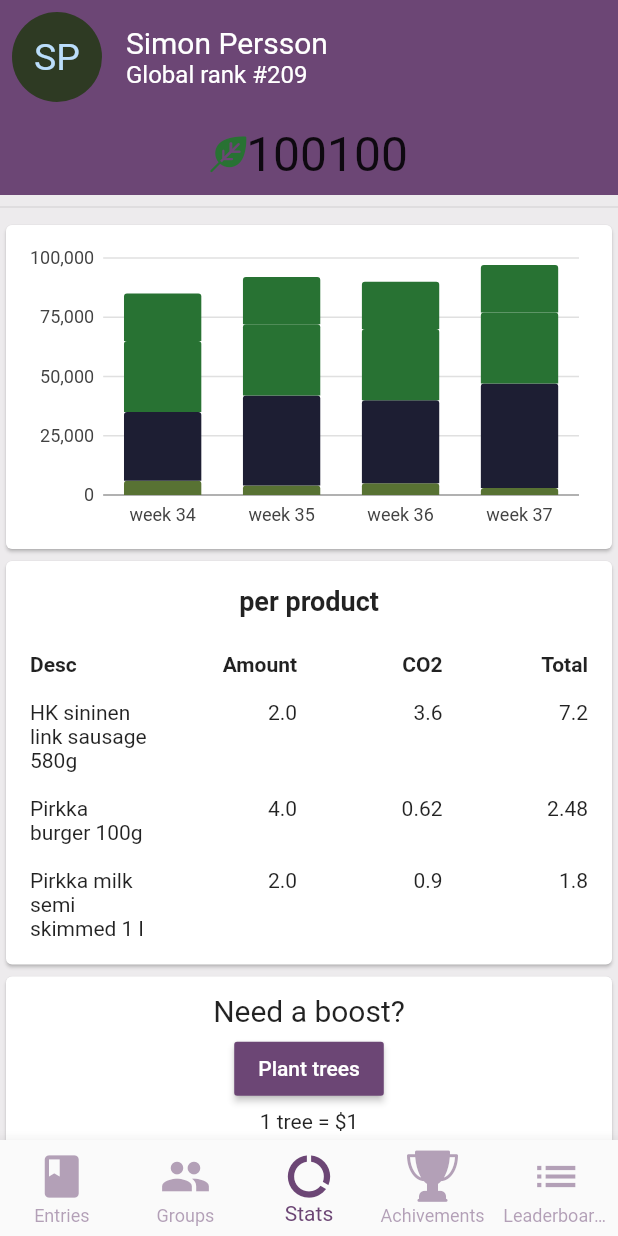
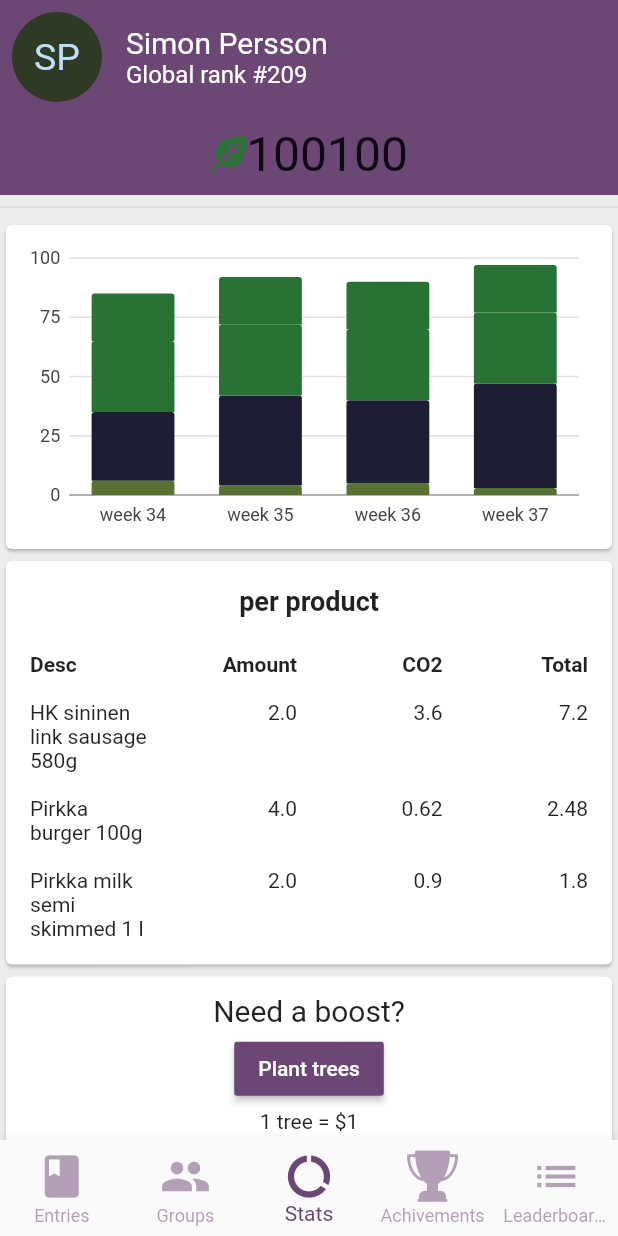
Before and after one commit to altaired/junction, a Flutter app: the screen it shows after launch, on a phone screen of 412 x 824 dp. Run offline on Flutter 3.47's test engine with Material 2 defaults, Android fonts, the phone set to English and light mode, and no system bars; our stand-ins replace charts_flutter, flutter_svg, tuple.

Commit message:
Fix box diagram

```diff
--- a/lib/shared/bar_chart.dart
+++ b/lib/shared/bar_chart.dart
@@ -32,25 +32,25 @@ class BarChart extends StatelessWidget {
 
   static List<charts.Series<OrdinalCarbonData, String>> _createSampleData() {
     final personalCarbonData = [
-      new OrdinalCarbonData('week 34', 35000, 6000),
-      new OrdinalCarbonData('week 35', 42000, 4000),
-      new OrdinalCarbonData('week 36', 40000, 5000),
-      new OrdinalCarbonData('week 37', 47000, 3000),
+      new OrdinalCarbonData('week 34', 35, 6),
+      new OrdinalCarbonData('week 35', 42, 4),
+      new OrdinalCarbonData('week 36', 40, 5),
+      new OrdinalCarbonData('week 37', 47, 3),
     ];
 
     final groupTargetLineData = [
-      new OrdinalCarbonData('week 34', 30000, 0),
-      new OrdinalCarbonData('week 35', 30000, 0),
-      new OrdinalCarbonData('week 36', 30000, 0),
-      new OrdinalCarbonData('week 37', 30000, 0),
+      new OrdinalCarbonData('week 34', 30, 0),
+      new OrdinalCarbonData('week 35', 30, 0),
+      new OrdinalCarbonData('week 36', 30, 0),
+      new OrdinalCarbonData('week 37', 30, 0),
     ];
 
     // the next target data line becomes the sum of it self and the previous, so 30000 + 20000 = 50000 in the graph .. don't ask me why
     final personalTargetLineData = [
-      new OrdinalCarbonData('week 34', 20000, 0),
-      new OrdinalCarbonData('week 35', 20000, 0),
-      new OrdinalCarbonData('week 36', 20000, 0),
-      new OrdinalCarbonData('week 37', 20000, 0),
+      new OrdinalCarbonData('week 34', 20, 0),
+      new OrdinalCarbonData('week 35', 20, 0),
+      new OrdinalCarbonData('week 36', 20, 0),
+      new OrdinalCarbonData('week 37', 20, 0),
     ];
 
     return [
```
